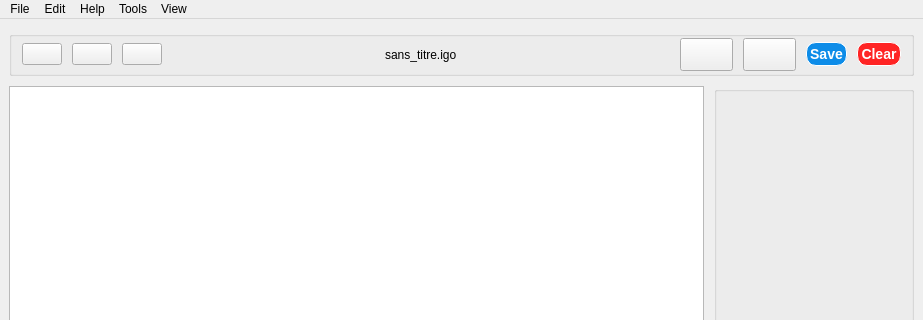
The window that mainwindow.ui (NeoSlyde/VectorIGO) describes before a commit, drawn with Qt 5; both pictures show x 0 to 923 and y 0 to 320 of the 923 by 562 pixel window.
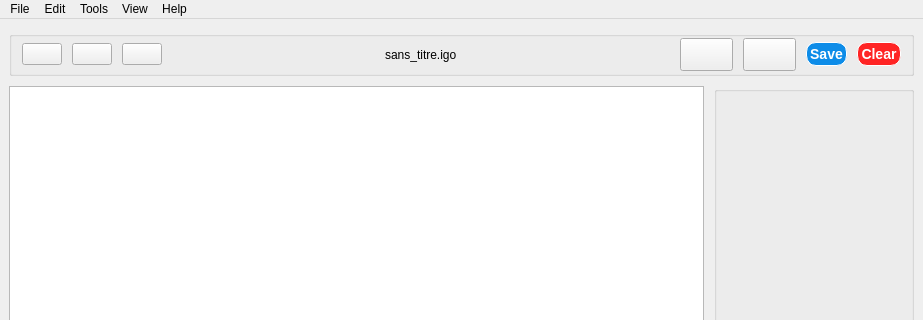
The same window after the commit. Icons and pictures are not drawn. Custom widgets are drawn as their Qt base class.

Commit message: Swapped Tools and View position with Help

Patch:
```diff
--- a/mainwindow.ui
+++ b/mainwindow.ui
@@ -458,7 +458,7 @@
      <x>0</x>
      <y>0</y>
      <width>923</width>
-     <height>24</height>
+     <height>21</height>
     </rect>
    </property>
    <widget class="QMenu" name="menuVectorIgo">
@@ -522,9 +522,9 @@
    </widget>
    <addaction name="menuVectorIgo"/>
    <addaction name="menuEditions"/>
-   <addaction name="menuHelp"/>
    <addaction name="menuOutils"/>
    <addaction name="menuView"/>
+   <addaction name="menuHelp"/>
   </widget>
   <action name="actionNew">
    <property name="text">
```
